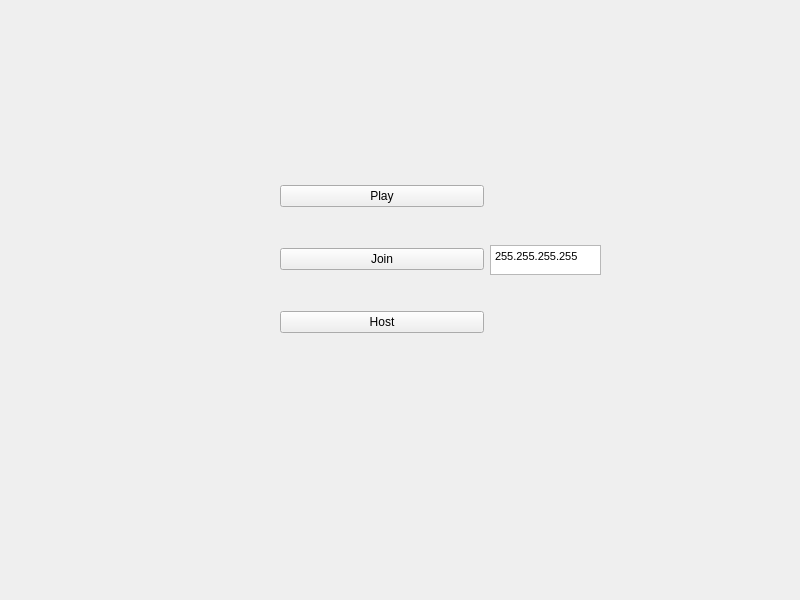
Old version of the form mainmenu.ui in the repository snakamoto/PacmanGame.
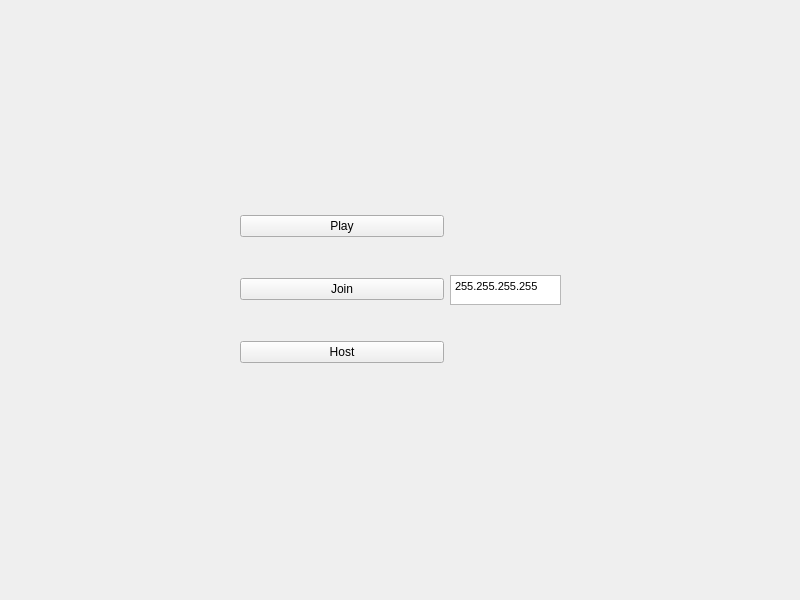
New version of the form.

Patch:
```diff
--- a/mainmenu.ui
+++ b/mainmenu.ui
@@ -14,11 +14,27 @@
    <string>MainWindow</string>
   </property>
   <widget class="QWidget" name="centralwidget">
-   <widget class="QWidget" name="">
+   <widget class="QStackedWidget" name="stackedWidget">
     <property name="geometry">
      <rect>
-      <x>280</x>
-      <y>150</y>
+      <x>0</x>
+      <y>0</y>
+      <width>801</width>
+      <height>601</height>
+     </rect>
+    </property>
+    <property name="focusPolicy">
+     <enum>Qt::StrongFocus</enum>
+    </property>
+    <property name="currentIndex">
+     <number>0</number>
+    </property>
+    <widget class="QWidget" name="page">
+     <widget class="QWidget" name="layoutWidget">
+      <property name="geometry">
+       <rect>
+        <x>240</x>
+        <y>180</y>
       <width>321</width>
       <height>221</height>
      </rect>
@@ -67,6 +83,9 @@
       </widget>
      </item>
     </layout>
+     </widget>
+    </widget>
+    <widget class="QWidget" name="play_page"/>
    </widget>
   </widget>
  </widget>
```
Lines whose indentation alone changed are shown as unchanged.
